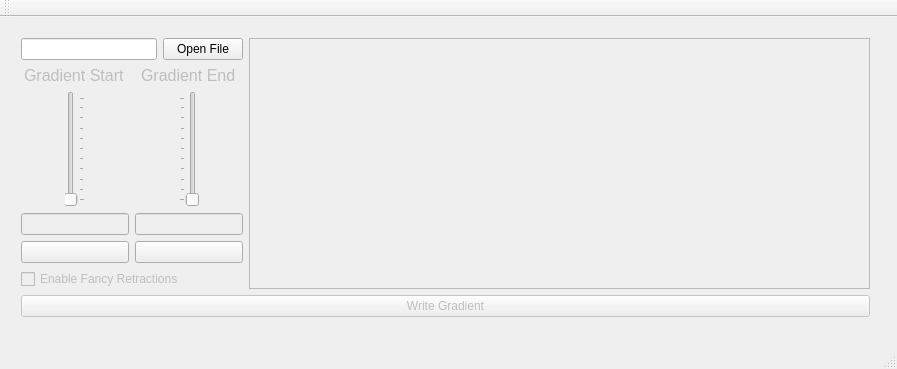
Before: the Qt Designer form mainwindow.ui in gabeseltzer/Gradient-App, drawn with Qt 5.
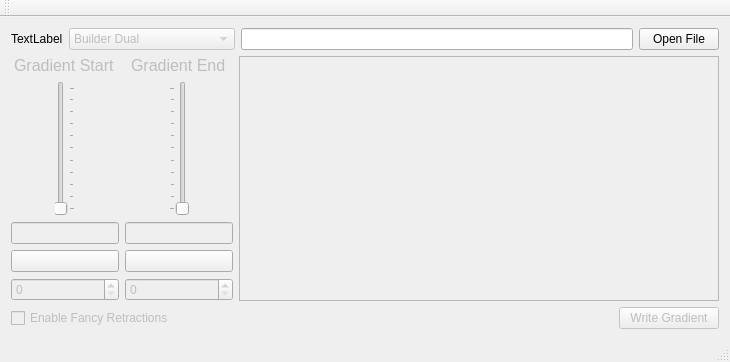
After: the same form once the commit is applied.

Commit message: Added printer dropdown

```diff
--- a/mainwindow.ui
+++ b/mainwindow.ui
@@ -6,38 +6,71 @@
    <rect>
     <x>0</x>
     <y>0</y>
-    <width>897</width>
-    <height>369</height>
+    <width>730</width>
+    <height>362</height>
    </rect>
   </property>
   <property name="windowTitle">
    <string>MainWindow</string>
   </property>
   <widget class="QWidget" name="centralWidget">
-   <widget class="QWidget" name="layoutWidget">
-    <property name="geometry">
-     <rect>
-      <x>10</x>
-      <y>10</y>
-      <width>871</width>
-      <height>301</height>
-     </rect>
-    </property>
-    <layout class="QFormLayout" name="formLayout_3">
-     <item row="0" column="0">
-      <layout class="QFormLayout" name="formLayout_2">
-       <property name="verticalSpacing">
-        <number>6</number>
-       </property>
-       <item row="0" column="0">
-        <layout class="QFormLayout" name="formLayout">
-         <item row="0" column="0" colspan="2">
-          <layout class="QHBoxLayout" name="horizontalLayout">
+   <layout class="QHBoxLayout" name="horizontalLayout_6">
+    <item>
+     <layout class="QVBoxLayout" name="verticalLayout_3">
+      <item>
+       <layout class="QHBoxLayout" name="horizontalLayout_4">
+        <item>
+         <layout class="QHBoxLayout" name="horizontalLayout_3">
+          <item>
+           <widget class="QLabel" name="label">
+            <property name="text">
+             <string>TextLabel</string>
+            </property>
+           </widget>
+          </item>
+          <item>
+           <widget class="QComboBox" name="printerBox">
+            <property name="enabled">
+             <bool>false</bool>
+            </property>
+            <property name="sizePolicy">
+             <sizepolicy hsizetype="Fixed" vsizetype="Fixed">
+              <horstretch>0</horstretch>
+              <verstretch>0</verstretch>
+             </sizepolicy>
+            </property>
+            <property name="minimumSize">
+             <size>
+              <width>100</width>
+              <height>0</height>
+             </size>
+            </property>
+            <item>
+             <property name="text">
+              <string>Builder Dual</string>
+             </property>
+            </item>
+            <item>
+             <property name="text">
+              <string>Diamond Hotend</string>
+             </property>
+            </item>
+            <item>
+             <property name="text">
+              <string>Diamond Hotend 5 Color</string>
+             </property>
+            </item>
+           </widget>
+          </item>
+         </layout>
+        </item>
+        <item>
+         <layout class="QHBoxLayout" name="horizontalLayout_2">
            <item>
             <widget class="QLineEdit" name="filePath"/>
            </item>
            <item>
-            <widget class="QPushButton" name="pushButton">
+           <widget class="QPushButton" name="openFileButton">
              <property name="text">
               <string>Open File</string>
              </property>
@@ -45,7 +78,11 @@
            </item>
           </layout>
          </item>
-         <item row="1" column="0">
+       </layout>
+      </item>
+      <item>
+       <layout class="QHBoxLayout" name="horizontalLayout">
+        <item>
           <layout class="QVBoxLayout" name="verticalLayout">
            <item alignment="Qt::AlignHCenter">
             <widget class="QLabel" name="label_4">
@@ -67,6 +104,12 @@
              <property name="enabled">
               <bool>false</bool>
              </property>
+            <property name="minimumSize">
+             <size>
+              <width>0</width>
+              <height>50</height>
+             </size>
+            </property>
              <property name="layoutDirection">
               <enum>Qt::LeftToRight</enum>
              </property>
@@ -92,6 +135,12 @@
              <property name="enabled">
               <bool>false</bool>
              </property>
+            <property name="sizePolicy">
+             <sizepolicy hsizetype="Fixed" vsizetype="Fixed">
+              <horstretch>0</horstretch>
+              <verstretch>0</verstretch>
+             </sizepolicy>
+            </property>
             </widget>
            </item>
            <item>
@@ -101,9 +150,19 @@
              </property>
             </widget>
            </item>
-          </layout>
-         </item>
-         <item row="1" column="1">
+          <item>
+           <widget class="QSpinBox" name="gradientStartSpinBox">
+            <property name="enabled">
+             <bool>false</bool>
+            </property>
+            <property name="maximum">
+             <number>100</number>
+            </property>
+           </widget>
+          </item>
+         </layout>
+        </item>
+        <item>
           <layout class="QVBoxLayout" name="verticalLayout_2">
            <item alignment="Qt::AlignHCenter">
             <widget class="QLabel" name="label_3">
@@ -125,6 +184,12 @@
              <property name="enabled">
               <bool>false</bool>
              </property>
+            <property name="minimumSize">
+             <size>
+              <width>0</width>
+              <height>50</height>
+             </size>
+            </property>
              <property name="orientation">
               <enum>Qt::Vertical</enum>
              </property>
@@ -141,6 +206,12 @@
              <property name="enabled">
               <bool>false</bool>
              </property>
+            <property name="sizePolicy">
+             <sizepolicy hsizetype="Fixed" vsizetype="Fixed">
+              <horstretch>0</horstretch>
+              <verstretch>0</verstretch>
+             </sizepolicy>
+            </property>
             </widget>
            </item>
            <item>
@@ -150,11 +221,30 @@
              </property>
             </widget>
            </item>
-          </layout>
-         </item>
-        </layout>
-       </item>
-       <item row="1" column="0">
+          <item>
+           <widget class="QSpinBox" name="gradientEndSpinBox">
+            <property name="enabled">
+             <bool>false</bool>
+            </property>
+            <property name="maximum">
+             <number>100</number>
+            </property>
+           </widget>
+          </item>
+         </layout>
+        </item>
+        <item>
+         <widget class="QPlainTextEdit" name="plainTextEdit">
+          <property name="enabled">
+           <bool>false</bool>
+          </property>
+         </widget>
+        </item>
+       </layout>
+      </item>
+      <item>
+       <layout class="QHBoxLayout" name="horizontalLayout_5">
+        <item>
         <widget class="QCheckBox" name="retractionCheckbox">
          <property name="enabled">
           <bool>false</bool>
@@ -164,27 +254,33 @@
          </property>
         </widget>
        </item>
-      </layout>
-     </item>
-     <item row="0" column="1">
-      <widget class="QPlainTextEdit" name="plainTextEdit">
-       <property name="enabled">
-        <bool>false</bool>
-       </property>
-      </widget>
-     </item>
-     <item row="1" column="0" colspan="2">
+        <item>
       <widget class="QPushButton" name="writeGcodeButton">
        <property name="enabled">
         <bool>false</bool>
        </property>
+          <property name="sizePolicy">
+           <sizepolicy hsizetype="Fixed" vsizetype="Fixed">
+            <horstretch>0</horstretch>
+            <verstretch>0</verstretch>
+           </sizepolicy>
+          </property>
+          <property name="minimumSize">
+           <size>
+            <width>100</width>
+            <height>0</height>
+           </size>
+          </property>
        <property name="text">
         <string>Write Gradient</string>
        </property>
       </widget>
      </item>
     </layout>
-   </widget>
+      </item>
+     </layout>
+    </item>
+   </layout>
   </widget>
   <widget class="QMenuBar" name="menuBar">
    <property name="geometry">
```
Left out of the diff: 2 changed lines with no effect on the pictures. Lines whose indentation alone changed are shown as unchanged. The commit also changes 2 other files.
